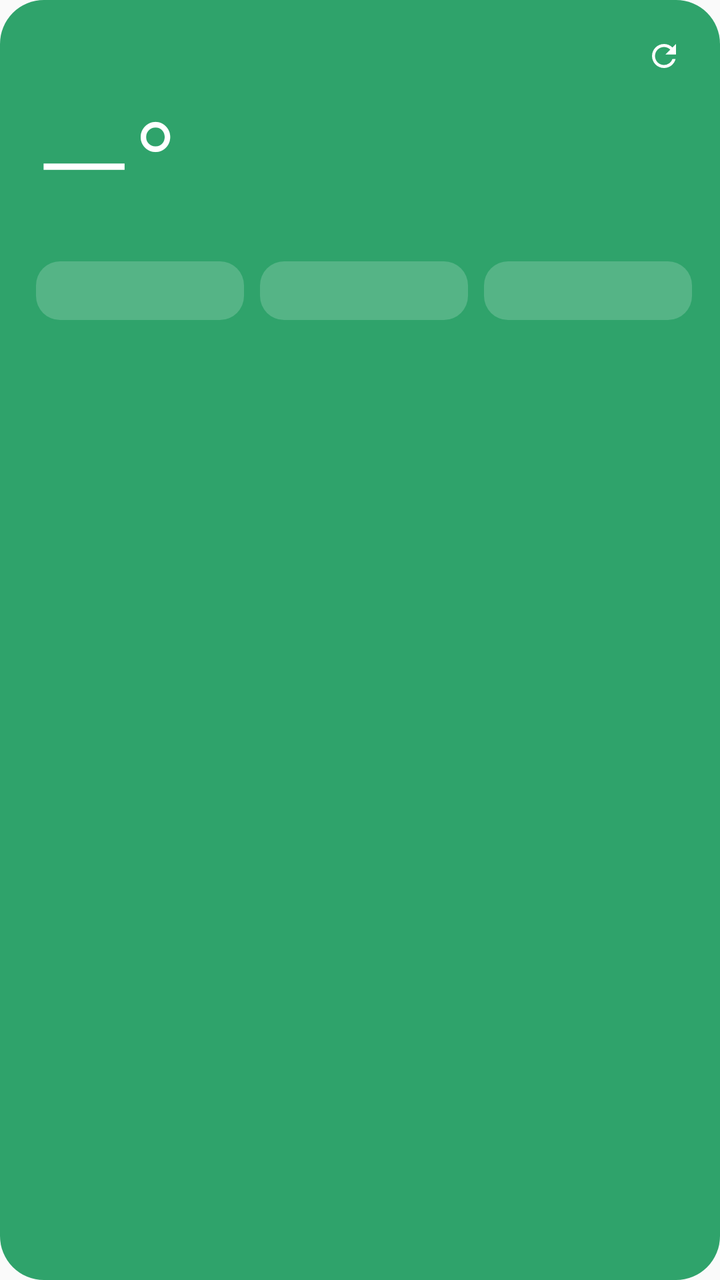
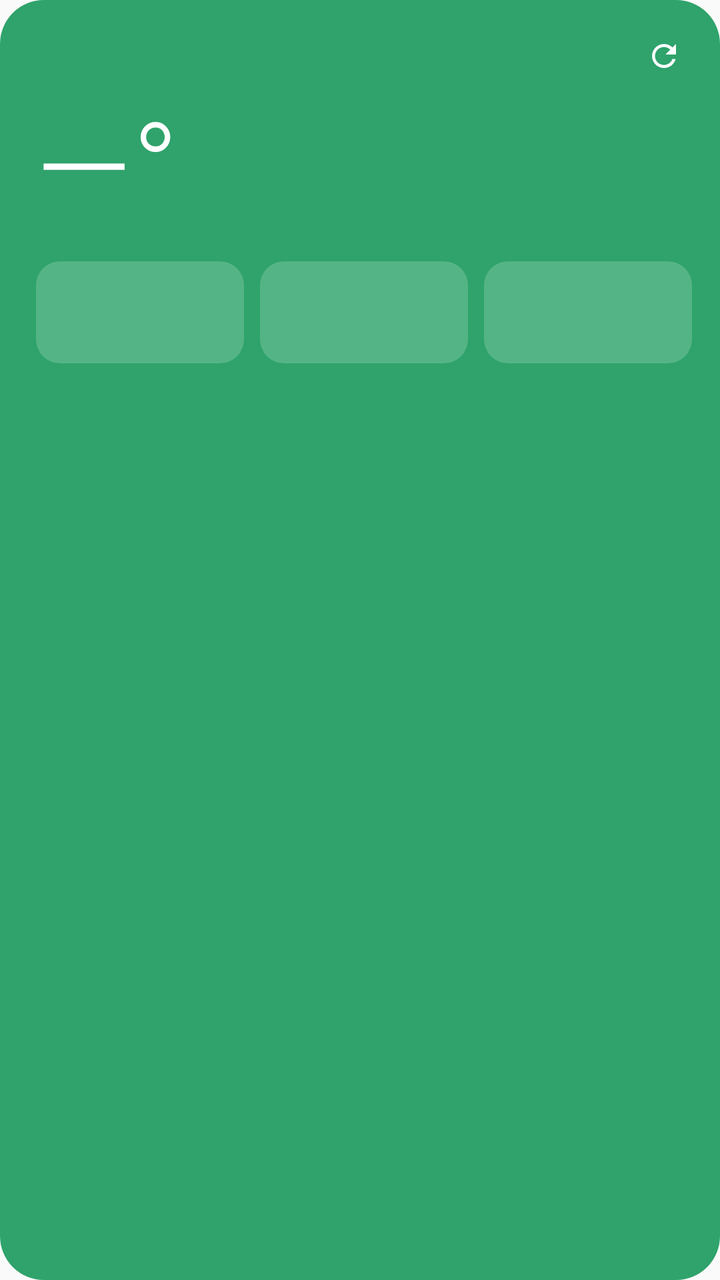

Before-and-after screenshots of an Android layout around one commit, followed by the original layout XML and the change that was made.
<!-- AndroidManifest.xml: application theme Theme.RoomClimate -->
<!-- res/layout/widget_large.xml -->
<?xml version="1.0" encoding="utf-8"?>
<LinearLayout xmlns:android="http://schemas.android.com/apk/res/android"
    android:id="@android:id/background"
    android:layout_width="match_parent"
    android:layout_height="match_parent"
    android:background="@drawable/widget_bg_comfort"
    android:orientation="vertical"
    android:paddingStart="18dp"
    android:paddingTop="14dp"
    android:paddingEnd="14dp"
    android:paddingBottom="14dp">

    <LinearLayout
        android:layout_width="match_parent"
        android:layout_height="wrap_content"
        android:gravity="center_vertical"
        android:orientation="horizontal">

        <TextView
            android:id="@+id/wTitle"
            android:layout_width="0dp"
            android:layout_height="wrap_content"
            android:layout_weight="1"
            android:ellipsize="end"
            android:fontFamily="sans-serif-medium"
            android:maxLines="1"
            android:textColor="#F2FFFFFF"
            android:textSize="13sp" />

        <TextView
            android:id="@+id/wUpdated"
            android:layout_width="wrap_content"
            android:layout_height="wrap_content"
            android:layout_marginEnd="4dp"
            android:maxLines="1"
            android:textColor="#D9FFFFFF"
            android:textSize="12sp" />

        <ImageView
            android:id="@+id/wRefresh"
            android:layout_width="28dp"
            android:layout_height="28dp"
            android:contentDescription="@string/widget_refresh"
            android:padding="5dp"
            android:src="@drawable/ic_widget_refresh" />
    </LinearLayout>

    <LinearLayout
        android:layout_width="match_parent"
        android:layout_height="wrap_content"
        android:layout_marginTop="6dp"
        android:gravity="bottom"
        android:orientation="horizontal">

        <TextView
            android:id="@+id/wTemp"
            android:layout_width="wrap_content"
            android:layout_height="wrap_content"
            android:fontFamily="sans-serif-light"
            android:includeFontPadding="false"
            android:maxLines="1"
            android:text="—°"
            android:textColor="#FFFFFFFF"
            android:textSize="62sp" />

        <TextView
            android:id="@+id/wLine"
            android:layout_width="wrap_content"
            android:layout_height="wrap_content"
            android:layout_marginStart="12dp"
            android:layout_marginBottom="8dp"
            android:ellipsize="end"
            android:fontFamily="sans-serif-medium"
            android:maxLines="1"
            android:textColor="#FFFFFFFF"
            android:textSize="15sp" />
    </LinearLayout>

    <LinearLayout
        android:layout_width="match_parent"
        android:layout_height="wrap_content"
        android:layout_marginTop="10dp"
        android:orientation="horizontal">

        <TextView
            android:id="@+id/wTileHumidity"
            style="@style/WidgetTile"
            android:layout_marginEnd="4dp" />

        <TextView
            android:id="@+id/wTileDew"
            style="@style/WidgetTile"
            android:layout_marginStart="4dp"
            android:layout_marginEnd="4dp" />

        <TextView
            android:id="@+id/wTileMold"
            style="@style/WidgetTile"
            android:layout_marginStart="4dp" />
    </LinearLayout>

    <ImageView
        android:id="@+id/wChart"
        android:layout_width="match_parent"
        android:layout_height="0dp"
        android:layout_marginTop="8dp"
        android:layout_weight="1"
        android:contentDescription="@string/widget_chart"
        android:scaleType="fitXY" />

    <LinearLayout
        android:layout_width="match_parent"
        android:layout_height="wrap_content"
        android:orientation="horizontal">

        <TextView
            android:id="@+id/wRange"
            android:layout_width="0dp"
            android:layout_height="wrap_content"
            android:layout_weight="1"
            android:maxLines="1"
            android:textColor="#D9FFFFFF"
            android:textSize="12sp" />

        <TextView
            android:id="@+id/wAdvice"
            android:layout_width="wrap_content"
            android:layout_height="wrap_content"
            android:ellipsize="end"
            android:maxLines="1"
            android:textColor="#D9FFFFFF"
            android:textSize="12sp" />
    </LinearLayout>
</LinearLayout>
<!-- resources referenced by this layout -->
<resources>
  <!-- drawable ic_widget_refresh (drawable) -->
  <?xml version="1.0" encoding="utf-8"?>
  <vector xmlns:android="http://schemas.android.com/apk/res/android"
      android:width="24dp" android:height="24dp"
      android:viewportWidth="24" android:viewportHeight="24">
      <path android:fillColor="#FFFFFFFF" android:pathData="M17.65,6.35A7.958,7.958 0,0 0,12 4c-4.42,0 -7.99,3.58 -7.99,8s3.57,8 7.99,8c3.73,0 6.84,-2.55 7.73,-6h-2.08A5.99,5.99 0,0 1,12 18c-3.31,0 -6,-2.69 -6,-6s2.69,-6 6,-6c1.66,0 3.14,0.69 4.22,1.78L13,11h7V4l-2.35,2.35z" />
  </vector>
  <!-- drawable widget_bg_comfort (drawable) -->
  <?xml version="1.0" encoding="utf-8"?>
  <shape xmlns:android="http://schemas.android.com/apk/res/android" android:shape="rectangle">
      <solid android:color="#2FA36B" />
      <corners android:radius="22dp" />
  </shape>
  <string name="widget_chart">График температуры за сутки</string>
  <string name="widget_refresh">Обновить</string>
  <style name="WidgetTile">
          <item name="android:layout_width">0dp</item>
          <item name="android:layout_height">wrap_content</item>
          <item name="android:layout_weight">1</item>
          <item name="android:background">@drawable/widget_tile</item>
          <item name="android:paddingStart">9dp</item>
          <item name="android:paddingEnd">6dp</item>
          <item name="android:paddingTop">6dp</item>
          <item name="android:paddingBottom">7dp</item>
          <item name="android:maxLines">2</item>
          <item name="android:lineSpacingExtra">1dp</item>
          <item name="android:textColor">#FFFFFFFF</item>
          <item name="android:textSize">12sp</item>
      </style>
  <style name="Theme.RoomClimate" parent="Base.Theme.RoomClimate" />
  <!-- drawable widget_tile (drawable) -->
  <?xml version="1.0" encoding="utf-8"?>
  <shape xmlns:android="http://schemas.android.com/apk/res/android" android:shape="rectangle">
      <solid android:color="#2EFFFFFF" />
      <corners android:radius="12dp" />
  </shape>
  <style name="Base.Theme.RoomClimate" parent="Theme.AppCompat.DayNight.NoActionBar">
          
      </style>
</resources>

<!-- the commit's change to res/layout/widget_large.xml (unified diff, before → after) -->
@@ -82,21 +82,25 @@
         android:layout_marginTop="10dp"
         android:orientation="horizontal">
 
-        <TextView
-            android:id="@+id/wTileHumidity"
+        <LinearLayout
             style="@style/WidgetTile"
-            android:layout_marginEnd="4dp" />
-
-        <TextView
-            android:id="@+id/wTileDew"
+            android:layout_marginEnd="4dp">
+            <TextView android:id="@+id/wTileHumidityLabel" style="@style/WidgetTileLabel" />
+            <TextView android:id="@+id/wTileHumidityValue" style="@style/WidgetTileValue" />
+        </LinearLayout>
+        <LinearLayout
             style="@style/WidgetTile"
             android:layout_marginStart="4dp"
-            android:layout_marginEnd="4dp" />
-
-        <TextView
-            android:id="@+id/wTileMold"
+            android:layout_marginEnd="4dp">
+            <TextView android:id="@+id/wTileDewLabel" style="@style/WidgetTileLabel" />
+            <TextView android:id="@+id/wTileDewValue" style="@style/WidgetTileValue" />
+        </LinearLayout>
+        <LinearLayout
             style="@style/WidgetTile"
-            android:layout_marginStart="4dp" />
+            android:layout_marginStart="4dp">
+            <TextView android:id="@+id/wTileMoldLabel" style="@style/WidgetTileLabel" />
+            <TextView android:id="@+id/wTileMoldValue" style="@style/WidgetTileValue" />
+        </LinearLayout>
     </LinearLayout>
 
     <ImageView
<!-- resource entries referenced after the edit -->
@@ -19,15 +19,34 @@
           <item name="android:layout_width">0dp</item>
           <item name="android:layout_height">wrap_content</item>
           <item name="android:layout_weight">1</item>
+          <item name="android:orientation">vertical</item>
           <item name="android:background">@drawable/widget_tile</item>
           <item name="android:paddingStart">9dp</item>
           <item name="android:paddingEnd">6dp</item>
           <item name="android:paddingTop">6dp</item>
           <item name="android:paddingBottom">7dp</item>
-          <item name="android:maxLines">2</item>
-          <item name="android:lineSpacingExtra">1dp</item>
+      </style>
+  <style name="WidgetTileLabel">
+          <item name="android:layout_width">match_parent</item>
+          <item name="android:layout_height">16dp</item>
+          <item name="android:maxLines">1</item>
+          <item name="android:ellipsize">end</item>
+          <item name="android:textColor">#E6FFFFFF</item>
+          <item name="android:textSize">11sp</item>
+          <item name="android:autoSizeTextType">uniform</item>
+          <item name="android:autoSizeMinTextSize">8sp</item>
+          <item name="android:autoSizeMaxTextSize">11sp</item>
+      </style>
+  <style name="WidgetTileValue">
+          <item name="android:layout_width">match_parent</item>
+          <item name="android:layout_height">22dp</item>
+          <item name="android:maxLines">1</item>
+          <item name="android:fontFamily">sans-serif-medium</item>
           <item name="android:textColor">#FFFFFFFF</item>
-          <item name="android:textSize">12sp</item>
+          <item name="android:textSize">16sp</item>
+          <item name="android:autoSizeTextType">uniform</item>
+          <item name="android:autoSizeMinTextSize">10sp</item>
+          <item name="android:autoSizeMaxTextSize">16sp</item>
       </style>
   <style name="Theme.RoomClimate" parent="Base.Theme.RoomClimate" />
   <!-- drawable widget_tile (drawable) -->
